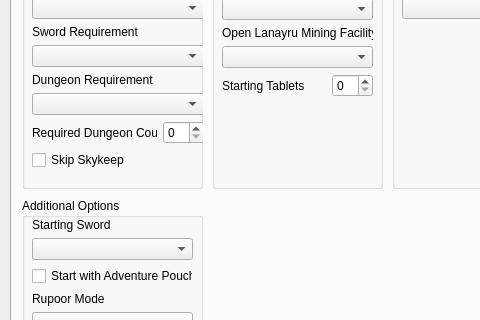
This is gui/randogui.ui in ssrando/ssrando as Qt 5 draws it before an edit; both pictures show x 0 to 480 and y 158 to 478 of the 954 by 704 pixel window. The edited form follows.
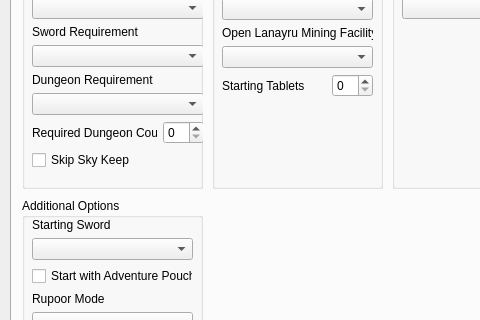
This is the edited form. The open tabs and pages were chosen to show the change.

Commit message: Sky Keep with a space, Chandelier with an l and Clawshots with an s

What changed in the file:
```diff
--- a/gui/randogui.ui
+++ b/gui/randogui.ui
@@ -666,7 +666,7 @@
         <item>
          <widget class="QCheckBox" name="option_skip_skykeep">
           <property name="text">
-           <string>Skip Skykeep</string>
+           <string>Skip Sky Keep</string>
           </property>
          </widget>
         </item>
```
The commit also changes 15 other files.
